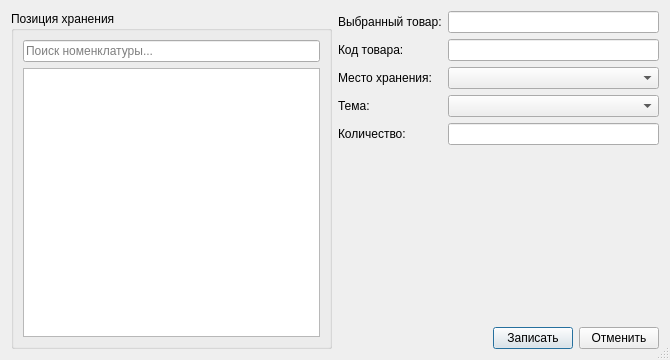
First picture: the form in stockdatadialog.ui, repository igrekus/depot, before the edit.
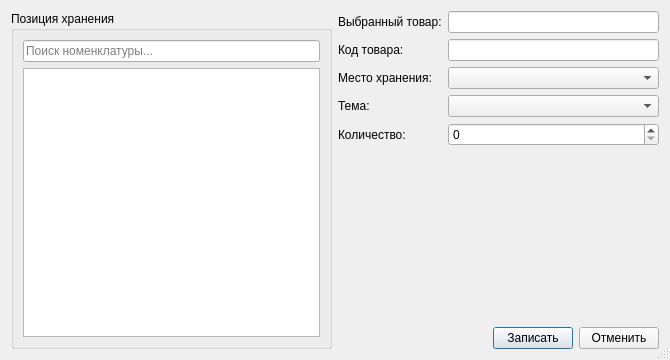
Second picture: the form after the edit.

```diff
--- a/stockdatadialog.ui
+++ b/stockdatadialog.ui
@@ -104,7 +104,14 @@
           </widget>
          </item>
          <item row="4" column="1">
-          <widget class="QLineEdit" name="editAmount"/>
+          <widget class="QSpinBox" name="spinAmount">
+           <property name="specialValueText">
+            <string/>
+           </property>
+           <property name="maximum">
+            <number>10000000</number>
+           </property>
+          </widget>
          </item>
         </layout>
        </item>
```
